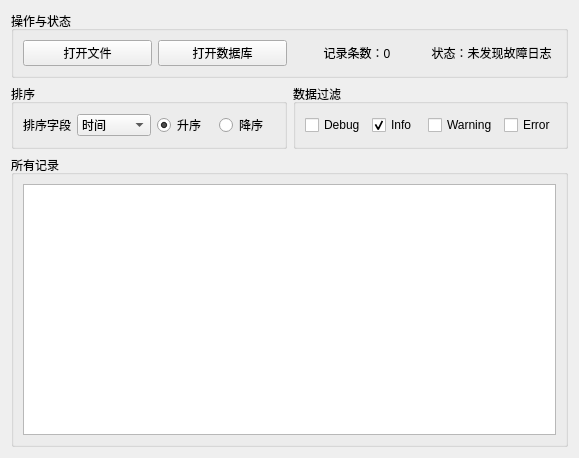
Before: the Qt Designer form src/ui_widgets/log_analysis/ui/log_analysis.ui in xiaopengyouGU/LTM_Monitor, drawn with Qt 5.
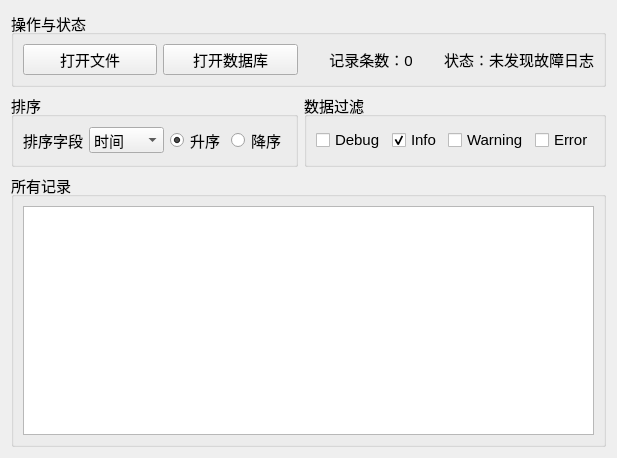
After: the same form once the commit is applied. Icons and pictures are not drawn.

Commit message: 修改日志管理界面的字号

Patch:
```diff
--- a/src/ui_widgets/log_analysis/ui/log_analysis.ui
+++ b/src/ui_widgets/log_analysis/ui/log_analysis.ui
@@ -10,6 +10,11 @@
     <height>458</height>
    </rect>
   </property>
+  <property name="font">
+   <font>
+    <pointsize>11</pointsize>
+   </font>
+  </property>
   <property name="windowTitle">
    <string>日志分析器</string>
   </property>
```
Left out of the diff: 4 changed lines with no effect on the pictures.
